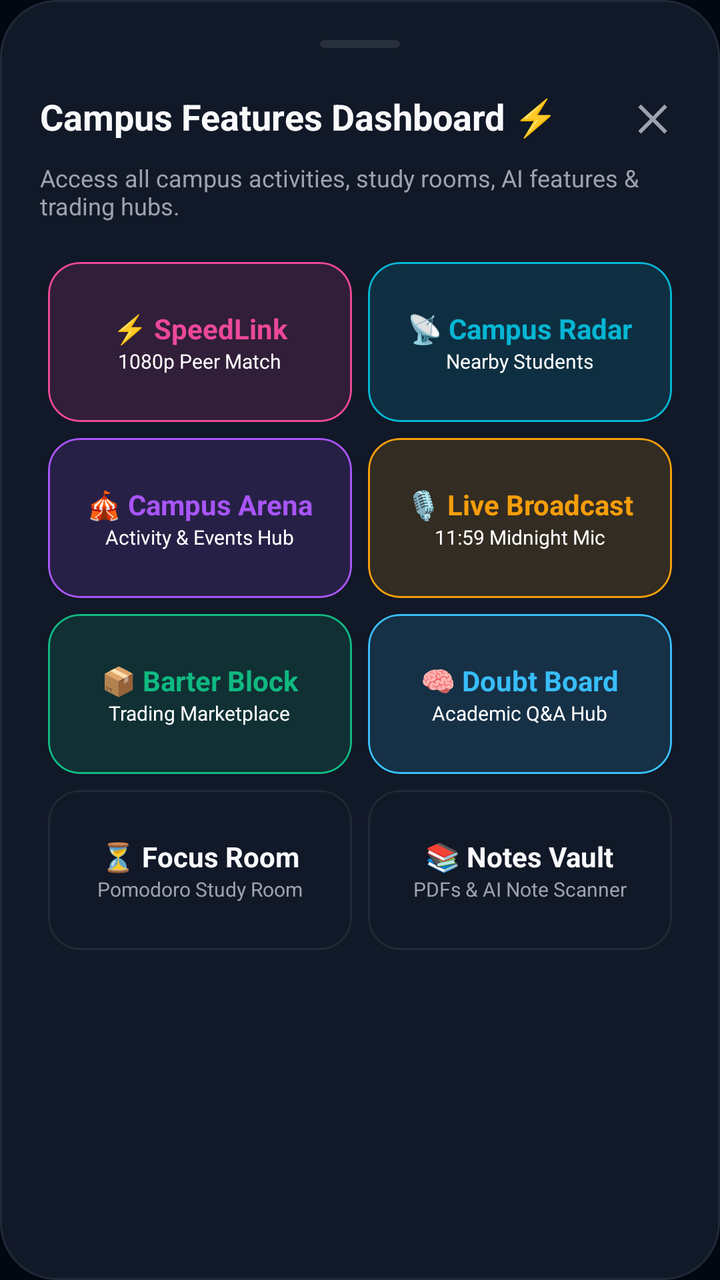
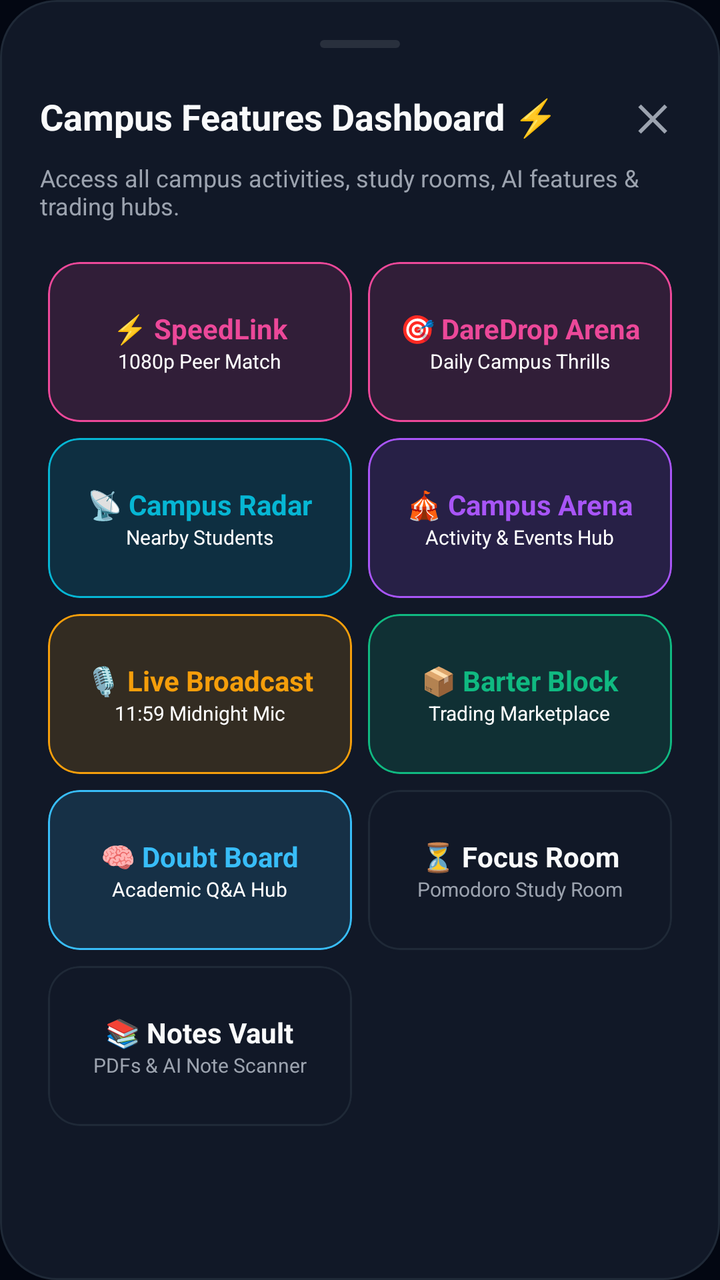

Two renders of the same Android screen: before a commit and after it. Below are the layout's source before the change and the commit's diff.
<!-- AndroidManifest.xml: application theme Theme.UniLink.Dark -->
<!-- res/layout/dialog_campus_dashboard.xml -->
<?xml version="1.0" encoding="utf-8"?>
<LinearLayout xmlns:android="http://schemas.android.com/apk/res/android"
    xmlns:app="http://schemas.android.com/apk/res-auto"
    android:layout_width="match_parent"
    android:layout_height="wrap_content"
    android:background="@drawable/bg_glass"
    android:orientation="vertical"
    android:padding="20dp">

    <View
        android:layout_width="40dp"
        android:layout_height="4dp"
        android:layout_gravity="center_horizontal"
        android:layout_marginBottom="16dp"
        android:background="@drawable/bg_shimmer" />

    <LinearLayout
        android:layout_width="match_parent"
        android:layout_height="wrap_content"
        android:gravity="center_vertical"
        android:orientation="horizontal">
        <TextView
            android:layout_width="0dp"
            android:layout_height="wrap_content"
            android:layout_weight="1"
            android:text="Campus Features Dashboard ⚡"
            android:textColor="?attr/textPrimaryColor"
            android:textSize="18sp"
            android:textStyle="bold" />

        <TextView
            android:id="@+id/btnCloseDashboard"
            android:layout_width="wrap_content"
            android:layout_height="wrap_content"
            android:padding="6dp"
            android:text="✕"
            android:textColor="?attr/textSecondaryColor"
            android:textSize="18sp"
            android:textStyle="bold"
            android:clickable="true"
            android:focusable="true" />
    </LinearLayout>

    <TextView
        android:layout_width="match_parent"
        android:layout_height="wrap_content"
        android:layout_marginTop="4dp"
        android:text="Access all campus activities, study rooms, AI features &amp; trading hubs."
        android:textColor="?attr/textSecondaryColor"
        android:textSize="12sp" />

    
    <GridLayout
        android:layout_width="match_parent"
        android:layout_height="wrap_content"
        android:layout_marginTop="16dp"
        android:columnCount="2"
        android:alignmentMode="alignBounds">

        
        <com.google.android.material.card.MaterialCardView
            android:id="@+id/cardDashSpeedLink"
            android:layout_width="0dp"
            android:layout_height="80dp"
            android:layout_columnWeight="1"
            android:layout_margin="4dp"
            app:cardBackgroundColor="#26EC4899"
            app:cardCornerRadius="16dp"
            app:cardElevation="0dp"
            app:strokeColor="#EC4899"
            app:strokeWidth="1dp">
            <LinearLayout
                android:layout_width="match_parent"
                android:layout_height="match_parent"
                android:gravity="center"
                android:orientation="vertical"
                android:padding="10dp">
                <TextView
                    android:layout_width="wrap_content"
                    android:layout_height="wrap_content"
                    android:text="⚡ SpeedLink"
                    android:textColor="#EC4899"
                    android:textSize="14sp"
                    android:textStyle="bold" />
                <TextView
                    android:layout_width="wrap_content"
                    android:layout_height="wrap_content"
                    android:text="1080p Peer Match"
                    android:textColor="@color/white"
                    android:textSize="10sp" />
            </LinearLayout>
        </com.google.android.material.card.MaterialCardView>

        
        <com.google.android.material.card.MaterialCardView
            android:id="@+id/cardDashRadar"
            android:layout_width="0dp"
            android:layout_height="80dp"
            android:layout_columnWeight="1"
            android:layout_margin="4dp"
            app:cardBackgroundColor="#2606B6D4"
            app:cardCornerRadius="16dp"
            app:cardElevation="0dp"
            app:strokeColor="#06B6D4"
            app:strokeWidth="1dp">
            <LinearLayout
                android:layout_width="match_parent"
                android:layout_height="match_parent"
                android:gravity="center"
                android:orientation="vertical"
                android:padding="10dp">
                <TextView
                    android:layout_width="wrap_content"
                    android:layout_height="wrap_content"
                    android:text="📡 Campus Radar"
                    android:textColor="#06B6D4"
                    android:textSize="14sp"
                    android:textStyle="bold" />
                <TextView
                    android:layout_width="wrap_content"
                    android:layout_height="wrap_content"
                    android:text="Nearby Students"
                    android:textColor="@color/white"
                    android:textSize="10sp" />
            </LinearLayout>
        </com.google.android.material.card.MaterialCardView>

        
        <com.google.android.material.card.MaterialCardView
            android:id="@+id/cardDashArena"
            android:layout_width="0dp"
            android:layout_height="80dp"
            android:layout_columnWeight="1"
            android:layout_margin="4dp"
            app:cardBackgroundColor="#26A855F7"
            app:cardCornerRadius="16dp"
            app:cardElevation="0dp"
            app:strokeColor="#A855F7"
            app:strokeWidth="1dp">
            <LinearLayout
                android:layout_width="match_parent"
                android:layout_height="match_parent"
                android:gravity="center"
                android:orientation="vertical"
                android:padding="10dp">
                <TextView
                    android:layout_width="wrap_content"
                    android:layout_height="wrap_content"
                    android:text="🎪 Campus Arena"
                    android:textColor="#A855F7"
                    android:textSize="14sp"
                    android:textStyle="bold" />
                <TextView
                    android:layout_width="wrap_content"
                    android:layout_height="wrap_content"
                    android:text="Activity &amp; Events Hub"
                    android:textColor="@color/white"
                    android:textSize="10sp" />
            </LinearLayout>
        </com.google.android.material.card.MaterialCardView>

        
        <com.google.android.material.card.MaterialCardView
            android:id="@+id/cardDashBroadcast"
            android:layout_width="0dp"
            android:layout_height="80dp"
            android:layout_columnWeight="1"
            android:layout_margin="4dp"
            app:cardBackgroundColor="#26F59E0B"
            app:cardCornerRadius="16dp"
            app:cardElevation="0dp"
            app:strokeColor="#F59E0B"
            app:strokeWidth="1dp">
            <LinearLayout
                android:layout_width="match_parent"
                android:layout_height="match_parent"
                android:gravity="center"
                android:orientation="vertical"
                android:padding="10dp">
                <TextView
                    android:layout_width="wrap_content"
                    android:layout_height="wrap_content"
                    android:text="🎙️ Live Broadcast"
                    android:textColor="#F59E0B"
                    android:textSize="14sp"
                    android:textStyle="bold" />
                <TextView
                    android:layout_width="wrap_content"
                    android:layout_height="wrap_content"
                    android:text="11:59 Midnight Mic"
                    android:textColor="@color/white"
                    android:textSize="10sp" />
            </LinearLayout>
        </com.google.android.material.card.MaterialCardView>

        
        <com.google.android.material.card.MaterialCardView
            android:id="@+id/cardDashBarter"
            android:layout_width="0dp"
            android:layout_height="80dp"
            android:layout_columnWeight="1"
            android:layout_margin="4dp"
            app:cardBackgroundColor="#2610B981"
            app:cardCornerRadius="16dp"
            app:cardElevation="0dp"
            app:strokeColor="#10B981"
            app:strokeWidth="1dp">
            <LinearLayout
                android:layout_width="match_parent"
                android:layout_height="match_parent"
                android:gravity="center"
                android:orientation="vertical"
                android:padding="10dp">
                <TextView
                    android:layout_width="wrap_content"
                    android:layout_height="wrap_content"
                    android:text="📦 Barter Block"
                    android:textColor="#10B981"
                    android:textSize="14sp"
                    android:textStyle="bold" />
                <TextView
                    android:layout_width="wrap_content"
                    android:layout_height="wrap_content"
                    android:text="Trading Marketplace"
                    android:textColor="@color/white"
                    android:textSize="10sp" />
            </LinearLayout>
        </com.google.android.material.card.MaterialCardView>

        
        <com.google.android.material.card.MaterialCardView
            android:id="@+id/cardDashDoubts"
            android:layout_width="0dp"
            android:layout_height="80dp"
            android:layout_columnWeight="1"
            android:layout_margin="4dp"
            app:cardBackgroundColor="#2638BDF8"
            app:cardCornerRadius="16dp"
            app:cardElevation="0dp"
            app:strokeColor="#38BDF8"
            app:strokeWidth="1dp">
            <LinearLayout
                android:layout_width="match_parent"
                android:layout_height="match_parent"
                android:gravity="center"
                android:orientation="vertical"
                android:padding="10dp">
                <TextView
                    android:layout_width="wrap_content"
                    android:layout_height="wrap_content"
                    android:text="🧠 Doubt Board"
                    android:textColor="#38BDF8"
                    android:textSize="14sp"
                    android:textStyle="bold" />
                <TextView
                    android:layout_width="wrap_content"
                    android:layout_height="wrap_content"
                    android:text="Academic Q&amp;A Hub"
                    android:textColor="@color/white"
                    android:textSize="10sp" />
            </LinearLayout>
        </com.google.android.material.card.MaterialCardView>

        
        <com.google.android.material.card.MaterialCardView
            android:id="@+id/cardDashFocus"
            android:layout_width="0dp"
            android:layout_height="80dp"
            android:layout_columnWeight="1"
            android:layout_margin="4dp"
            app:cardBackgroundColor="?attr/cardBackgroundColor"
            app:cardCornerRadius="16dp"
            app:cardElevation="0dp"
            app:strokeColor="?attr/borderStrokeColor"
            app:strokeWidth="1dp">
            <LinearLayout
                android:layout_width="match_parent"
                android:layout_height="match_parent"
                android:gravity="center"
                android:orientation="vertical"
                android:padding="10dp">
                <TextView
                    android:layout_width="wrap_content"
                    android:layout_height="wrap_content"
                    android:text="⏳ Focus Room"
                    android:textColor="?attr/textPrimaryColor"
                    android:textSize="14sp"
                    android:textStyle="bold" />
                <TextView
                    android:layout_width="wrap_content"
                    android:layout_height="wrap_content"
                    android:text="Pomodoro Study Room"
                    android:textColor="?attr/textSecondaryColor"
                    android:textSize="10sp" />
            </LinearLayout>
        </com.google.android.material.card.MaterialCardView>

        
        <com.google.android.material.card.MaterialCardView
            android:id="@+id/cardDashVault"
            android:layout_width="0dp"
            android:layout_height="80dp"
            android:layout_columnWeight="1"
            android:layout_margin="4dp"
            app:cardBackgroundColor="?attr/cardBackgroundColor"
            app:cardCornerRadius="16dp"
            app:cardElevation="0dp"
            app:strokeColor="?attr/borderStrokeColor"
            app:strokeWidth="1dp">
            <LinearLayout
                android:layout_width="match_parent"
                android:layout_height="match_parent"
                android:gravity="center"
                android:orientation="vertical"
                android:padding="10dp">
                <TextView
                    android:layout_width="wrap_content"
                    android:layout_height="wrap_content"
                    android:text="📚 Notes Vault"
                    android:textColor="?attr/textPrimaryColor"
                    android:textSize="14sp"
                    android:textStyle="bold" />
                <TextView
                    android:layout_width="wrap_content"
                    android:layout_height="wrap_content"
                    android:text="PDFs &amp; AI Note Scanner"
                    android:textColor="?attr/textSecondaryColor"
                    android:textSize="10sp" />
            </LinearLayout>
        </com.google.android.material.card.MaterialCardView>

    </GridLayout>

</LinearLayout>
<!-- resources referenced by this layout -->
<resources>
  <color name="white">#FFFFFF</color>
  <!-- drawable bg_glass (drawable) -->
  <?xml version="1.0" encoding="utf-8"?>
  
  <shape xmlns:android="http://schemas.android.com/apk/res/android">
      <solid android:color="?attr/cardBackgroundColor" />
      <corners android:radius="28dp" />
      <stroke
          android:width="1dp"
          android:color="?attr/borderStrokeColor" />
  </shape>
  <!-- drawable bg_shimmer (drawable) -->
  <?xml version="1.0" encoding="utf-8"?>
  <shape xmlns:android="http://schemas.android.com/apk/res/android">
      <solid android:color="#1AFFFFFF" />
      <corners android:radius="24dp" />
  </shape>
  <color name="theme_dark_accent">#06B6D4</color>
  <color name="theme_dark_accent_variant">#0284C7</color>
  <color name="theme_dark_bg">#030712</color>
  <color name="theme_dark_text_primary">#F9FAFB</color>
  <color name="theme_dark_card">#111827</color>
  <color name="theme_dark_text_secondary">#9CA3AF</color>
  <color name="error">#EF4444</color>
  <color name="theme_dark_border">#1F2937</color>
  <color name="theme_dark_input">#1F2937</color>
  <style name="Theme.UniLink.Dialog" parent="Theme.MaterialComponents.DayNight.Dialog.Alert">
          <item name="android:background">?attr/cardBackgroundColor</item>
          <item name="android:windowBackground">@android:color/transparent</item>
          <item name="buttonBarPositiveButtonStyle">@style/DialogButton</item>
          <item name="buttonBarNegativeButtonStyle">@style/DialogButton</item>
          <item name="android:textColorPrimary">?attr/textPrimaryColor</item>
          <item name="android:textColorSecondary">?attr/textSecondaryColor</item>
          <item name="android:textColor">?attr/textPrimaryColor</item>
          <item name="android:textColorAlertDialogListItem">?attr/textPrimaryColor</item>
          <item name="textColorAlertDialogListItem">?attr/textPrimaryColor</item>
          <item name="android:textColorPrimaryDisableOnly">?attr/textPrimaryColor</item>
          <item name="colorSurface">?attr/cardBackgroundColor</item>
          <item name="colorOnSurface">?attr/textPrimaryColor</item>
          <item name="colorOnPrimary">#FFFFFF</item>
      </style>
  <style name="DialogButton" parent="Widget.MaterialComponents.Button.TextButton">
          <item name="android:textColor">?attr/accentColor</item>
          <item name="android:textStyle">bold</item>
      </style>
  <!-- unchanged entries left out for length: 1 -->
</resources>

<!-- the commit's change to res/layout/dialog_campus_dashboard.xml (unified diff, before → after) -->
@@ -93,6 +93,40 @@
 
         
         <com.google.android.material.card.MaterialCardView
+            android:id="@+id/cardDashDareDrop"
+            android:layout_width="0dp"
+            android:layout_height="80dp"
+            android:layout_columnWeight="1"
+            android:layout_margin="4dp"
+            app:cardBackgroundColor="#26EC4899"
+            app:cardCornerRadius="16dp"
+            app:cardElevation="0dp"
+            app:strokeColor="#EC4899"
+            app:strokeWidth="1dp">
+            <LinearLayout
+                android:layout_width="match_parent"
+                android:layout_height="match_parent"
+                android:gravity="center"
+                android:orientation="vertical"
+                android:padding="10dp">
+                <TextView
+                    android:layout_width="wrap_content"
+                    android:layout_height="wrap_content"
+                    android:text="🎯 DareDrop Arena"
+                    android:textColor="#EC4899"
+                    android:textSize="14sp"
+                    android:textStyle="bold" />
+                <TextView
+                    android:layout_width="wrap_content"
+                    android:layout_height="wrap_content"
+                    android:text="Daily Campus Thrills"
+                    android:textColor="@color/white"
+                    android:textSize="10sp" />
+            </LinearLayout>
+        </com.google.android.material.card.MaterialCardView>
+
+        
+        <com.google.android.material.card.MaterialCardView
             android:id="@+id/cardDashRadar"
             android:layout_width="0dp"
             android:layout_height="80dp"
